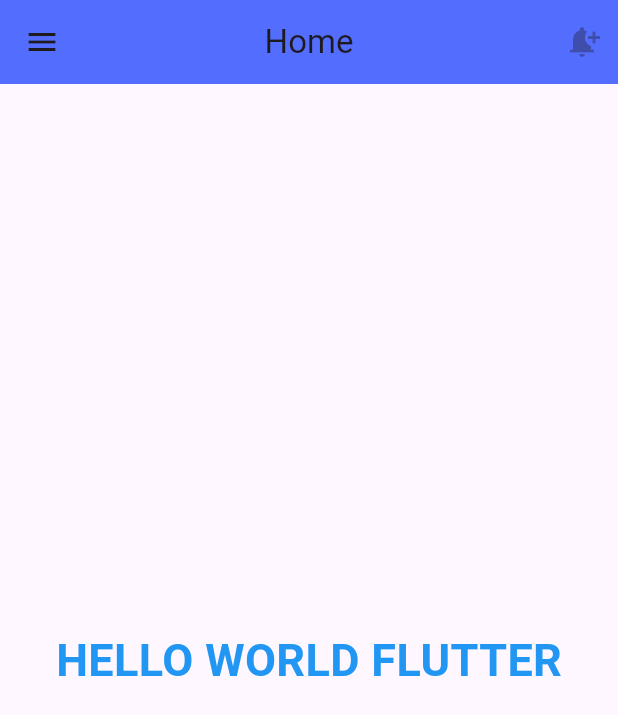
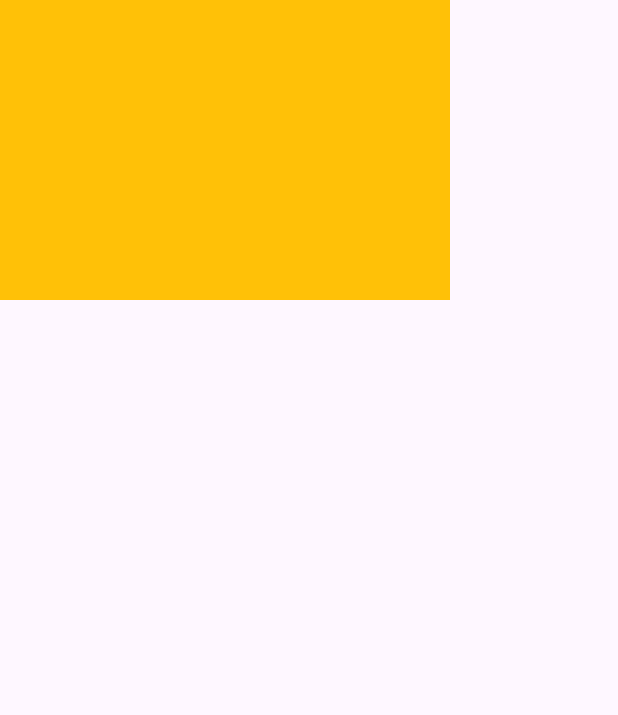
Before and after one commit to programmerrajbhai/Flutter-Top-AppsBar, a Flutter app: the screen it shows after launch, on a phone screen of 412 x 824 dp. Shown: the top 715 px of the screen. Run offline on Flutter 3.47's test engine with Material 3 defaults, Android fonts, the phone set to English and light mode, and no system bars.

Commit message:
Container Code

```diff
--- a/lib/main.dart
+++ b/lib/main.dart
@@ -9,41 +9,17 @@ class MyApp extends StatelessWidget {
   Widget build(BuildContext context) {
     return MaterialApp(
       debugShowCheckedModeBanner: false,
-      home: Scaffold(
 
-        //##################Text Widget Start##################
-         body: Center(
-           child: Text("HELLO WORLD FLUTTER", style: TextStyle(fontSize: 30, fontWeight: FontWeight.bold, color: Colors.blue),),
-         ),
-        //##################Text Widget End##################
+      home: SafeArea(
+          child: Scaffold(
+            body: Container(
+               height: 200,
+              width: 300,
+             color: Colors.amber,
+            ),
+          )
+      ),
 
-        //##################APP Bar code start##################
-        //##################APP Bar code start##################
-        appBar: AppBar(
-
-          //Use Background Color on App Bar
-          backgroundColor: Colors.indigoAccent,
-
-          //App bar Title
-          //App bar Title
-          title: Text("Home"),
-          centerTitle: true,
-
-          //Use icon Code
-          //Use icon Code
-          actions: <Widget>[
-            IconButton(onPressed: null, icon: Icon(Icons.notification_add) )
-          ],
-
-
-          //Use left Side Icons Code
-          //Use left Side Icons Code
-          leading: Icon(Icons.menu),
-
-        ),
-        //##################APP Bar code End##################
-
-      ),
     );
   }
 }
```
